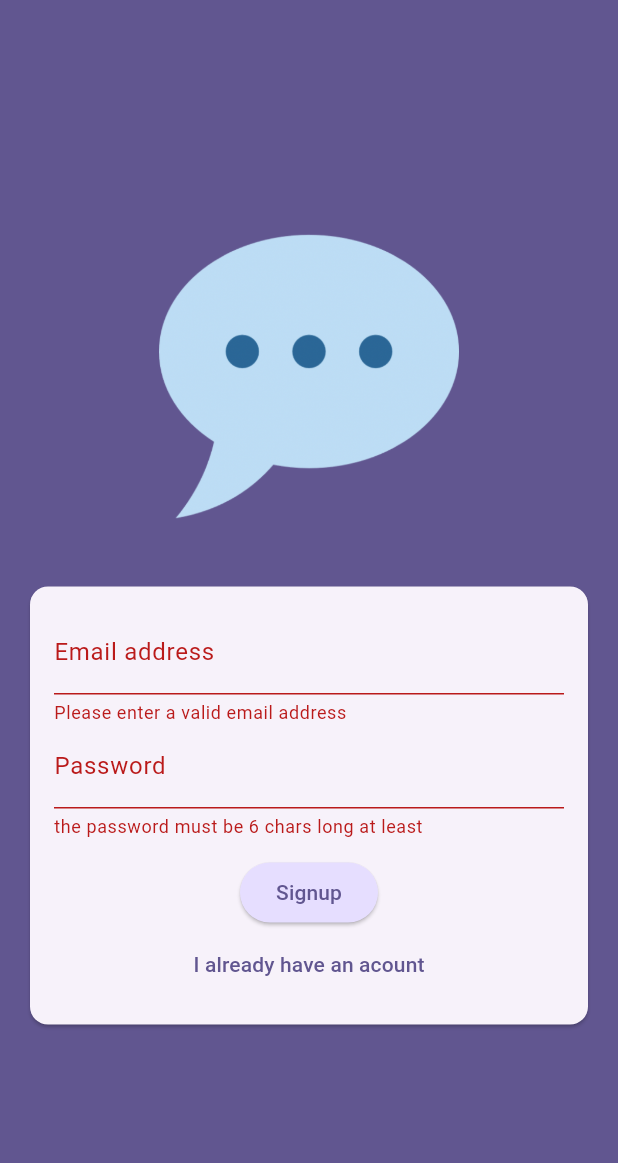
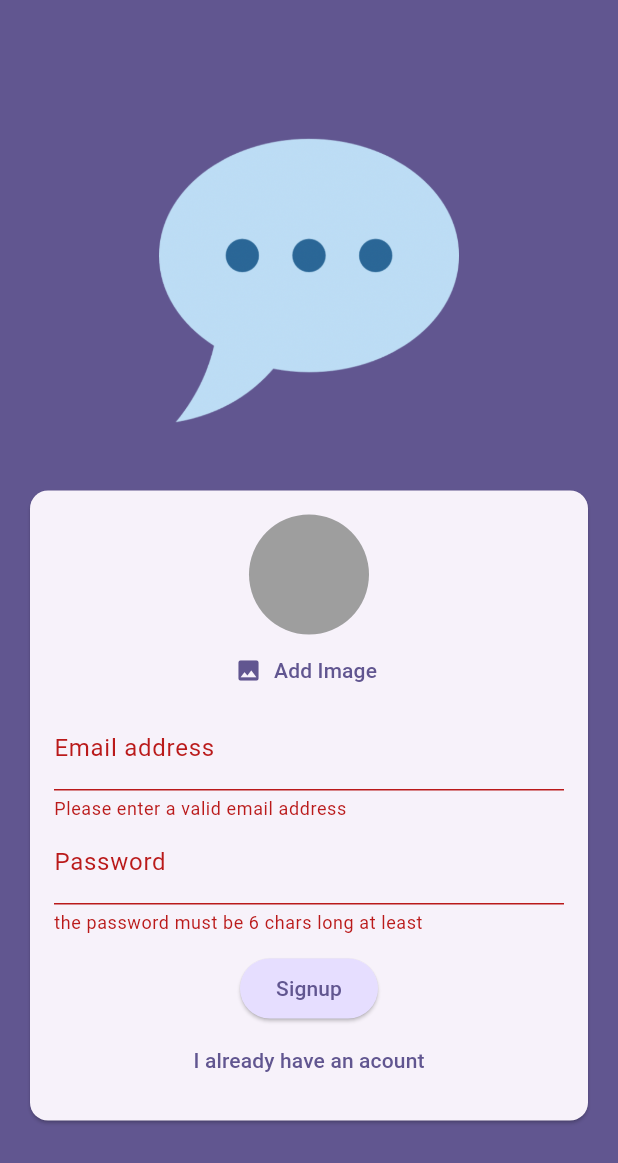
Before and after one commit to hoosamMr/chatApp, a Flutter app: the screen it shows after launch, after a tap on "Login", after a tap on "Create an acount", on a phone screen of 412 x 824 dp. Shown: the top 1163 px of the screen. Run offline on Flutter 3.47's test engine with Material 3 defaults, Android fonts, the phone set to English and light mode, and no system bars; our stand-ins replace firebase_auth, firebase_core, image_picker; accounts and stored records are empty.

Commit message:
adding image picker widget

```diff
--- a/lib/screens/auth.dart
+++ b/lib/screens/auth.dart
@@ -1,3 +1,4 @@
+import 'package:chat_app/widgets/user_image_picker.dart';
 import 'package:flutter/material.dart';
 import 'package:firebase_auth/firebase_auth.dart';
 
@@ -82,6 +83,7 @@ class _AuthScreen extends State<AuthScreen> {
                       child: Column(
                         mainAxisSize: MainAxisSize.min,
                         children: [
+                          if(!_isLogin) const UserImagePicker(),
                           TextFormField(
                             decoration: const InputDecoration(
                               labelText: 'Email address',
--- /dev/null
+++ b/lib/widgets/user_image_picker.dart
@@ -0,0 +1,47 @@
+import 'dart:io';
+
+import 'package:flutter/material.dart';
+import 'package:image_picker/image_picker.dart';
+
+class UserImagePicker extends StatefulWidget {
+  const UserImagePicker({super.key});
+  @override
+  State<UserImagePicker> createState() => _UserImagePickerState();
+}
+
+class _UserImagePickerState extends State<UserImagePicker> {
+  File? _pickedImafeFile;
+  void pickImage() async{
+   final pickedImage = await ImagePicker().pickImage(
+      source: ImageSource.camera,
+      imageQuality: 50,
+      maxWidth: 150,
+    );
+
+    if(pickedImage == null)return;
+    setState(() {
+      _pickedImafeFile = File(pickedImage.path);
+    });
+  }
+
+  @override
+  Widget build(BuildContext context) {
+    return Column(
+      children: [
+        CircleAvatar(
+          radius: 40,
+          backgroundColor: Colors.grey,
+          foregroundImage: _pickedImafeFile != null ? FileImage(_pickedImafeFile!): null,
+        ),
+        TextButton.icon(
+          onPressed: pickImage,
+          icon: const Icon(Icons.image),
+          label: Text(
+            'Add Image',
+            style: TextStyle(color: Theme.of(context).colorScheme.primary),
+          ),
+        ),
+      ],
+    );
+  }
+}
--- a/pubspec.yaml
+++ b/pubspec.yaml
@@ -37,6 +37,8 @@ dependencies:
   cupertino_icons: ^1.0.2
   firebase_core: ^2.24.2
   firebase_auth: ^4.16.0
+  firebase_storage: ^11.6.0
+  image_picker: ^1.0.7
 
 dev_dependencies:
   flutter_test:
```
Also changed, not shown: pubspec.lock.
